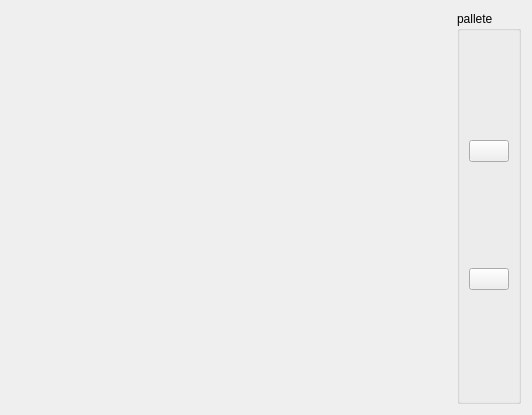
Qt form lib/canvaspanel/canvaspanel.ui (BigCubeCat/icg_wireframe) before a commit.
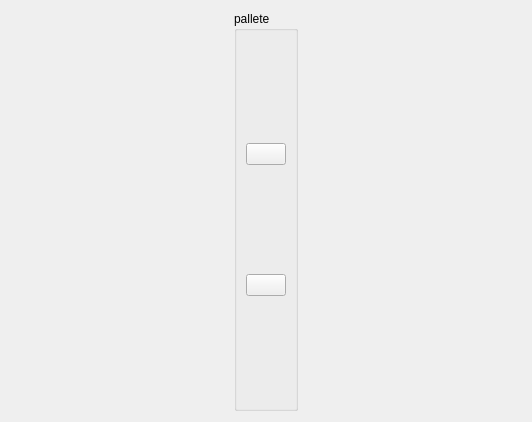
The same form after that commit.

The edit to the form file:
```diff
--- a/lib/canvaspanel/canvaspanel.ui
+++ b/lib/canvaspanel/canvaspanel.ui
@@ -18,20 +18,19 @@
     <layout class="QVBoxLayout" name="layout"/>
    </item>
    <item>
-    <spacer name="horizontalSpacer">
-     <property name="orientation">
-      <enum>Qt::Orientation::Horizontal</enum>
+    <widget class="QGroupBox" name="groupBox">
+     <property name="sizePolicy">
+      <sizepolicy hsizetype="Maximum" vsizetype="Minimum">
+       <horstretch>0</horstretch>
+       <verstretch>0</verstretch>
+      </sizepolicy>
      </property>
-     <property name="sizeHint" stdset="0">
+     <property name="minimumSize">
       <size>
        <width>40</width>
-       <height>20</height>
+       <height>400</height>
       </size>
      </property>
-    </spacer>
-   </item>
-   <item>
-    <widget class="QGroupBox" name="groupBox">
      <property name="title">
       <string>pallete</string>
      </property>
```
